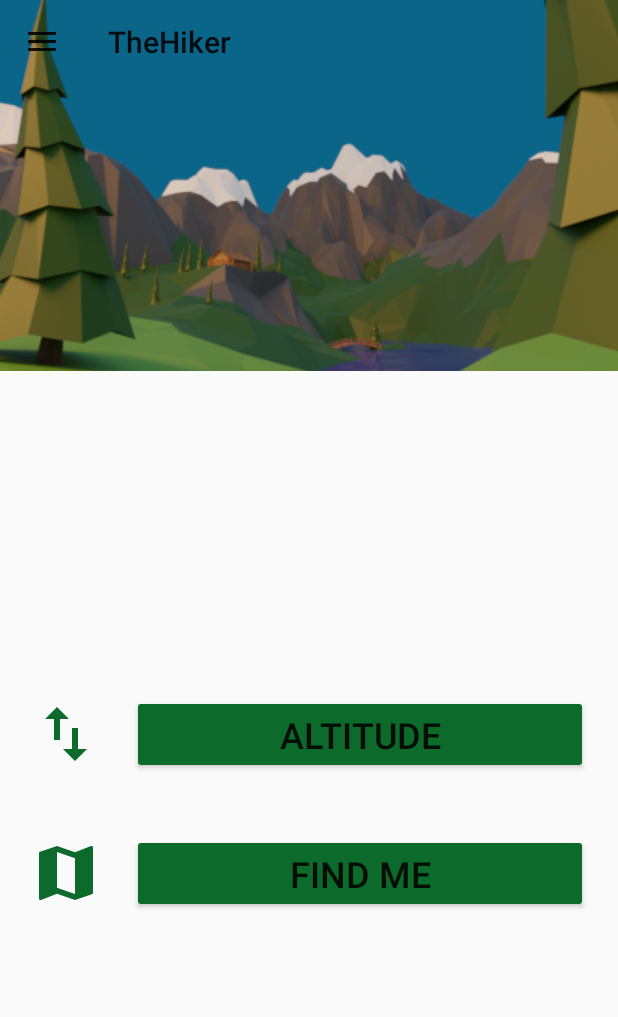
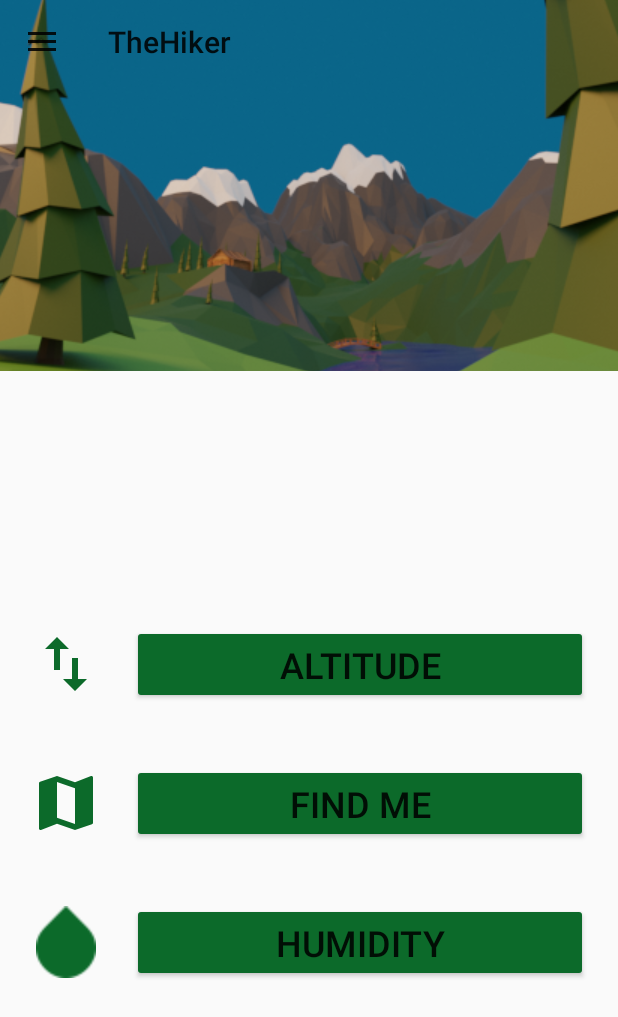
Before and after one commit to sw21-tug/Team_28, an Android app: the screen it shows after launch (MainActivity), on a phone screen of 412 x 824 dp. Shown: the top 1017 px of the screen. Run offline under Robolectric (Android 15) with nearby library versions, the phone set to English and light mode, and no system bars.

Commit message:
HIKER-26 added button in main activity and button testcase, added icon and sensor available check [LJ,SN]

```diff
--- a/app/src/main/res/layout/activity_humidity.xml
+++ b/app/src/main/res/layout/activity_humidity.xml
@@ -13,7 +13,7 @@
         android:layout_marginTop="32dp"
         android:minWidth="200sp"
         android:minHeight="200sp"
-        android:src="@drawable/ic_arrow"
+        android:src="?android:attr/textSelectHandle"
         app:layout_constraintEnd_toEndOf="parent"
         app:layout_constraintStart_toStartOf="parent"
         app:layout_constraintTop_toTopOf="parent" />
--- a/app/src/main/res/layout/activity_main.xml
+++ b/app/src/main/res/layout/activity_main.xml
@@ -91,6 +91,33 @@
                     android:onClick="navigateTo"/>
 
             </LinearLayout>
+
+            <LinearLayout
+                android:id="@+id/ll_humidity"
+                android:layout_width="match_parent"
+                android:layout_height="wrap_content"
+                android:orientation="horizontal"
+                android:gravity="center"
+                android:padding="20dp">
+
+                <ImageView
+                    android:id="@+id/ic_humidity"
+                    android:layout_width="48dp"
+                    android:layout_height="48dp"
+                    android:layout_marginEnd="20dp"
+                    android:layout_marginRight="20dp"
+                    android:contentDescription="@string/altitude"
+                    app:srcCompat="?android:attr/textSelectHandle"
+                    app:tint="@color/primary"
+                    tools:ignore="VectorDrawableCompat" />
+
+                <Button
+                    android:id="@+id/btn_humidity"
+                    android:text="@string/humidity_title"
+                    style="@style/Base.TextAppearance.AppCompat.Widget.Button.MainMenuButton"
+                    android:onClick="navigateTo"/>
+            </LinearLayout>
+
         </LinearLayout>
 
     </ScrollView>
```
Also changed, not shown: app/src/main/java/com/team28/thehiker/HumidityWrapper.kt (+9 -2 lines), 1 other file.
